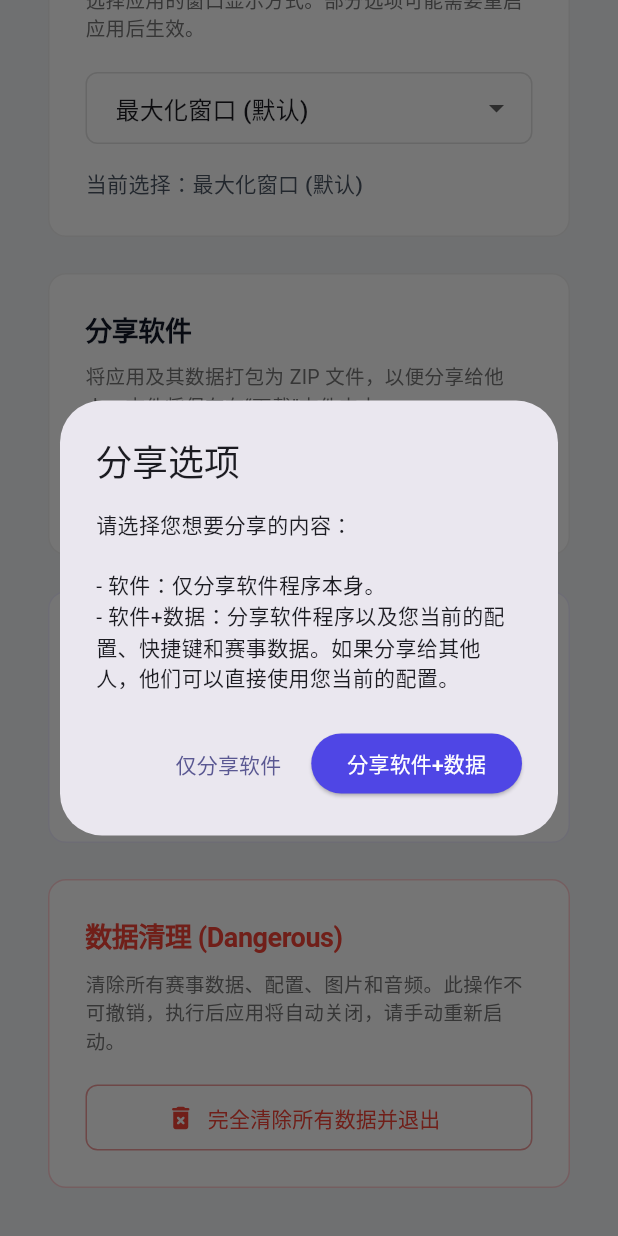
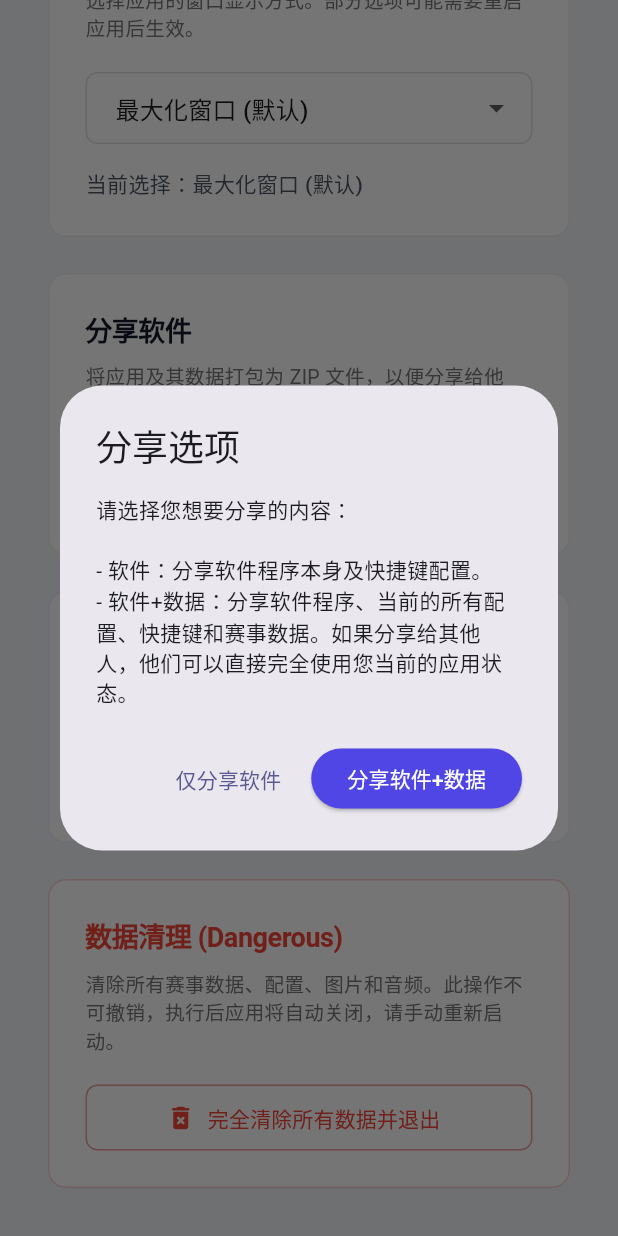
Before and after one commit to AngCW/Yihua-Timer, a Flutter app: the GeneralSettingsPage widget shown alone on an empty page, opened directly, scrolled down 101 dp, after a tap on "打包并分享软件", on a phone screen of 412 x 824 dp. Run offline on Flutter 3.47's test engine with Material 3 defaults, Android fonts, the phone set to English and light mode, and no system bars; our stand-ins replace audioplayers, drift, file_picker, package_info_plus, reorderables, shared_preferences and 1 more; missing offline and left inert: sqlite3, window_manager; accounts and stored records are empty; generated files the repository leaves out were written again; Roboto replaces fonts that are missing (Microsoft YaHei); statements that could not run were skipped.

Commit message:
feat: include hotkey settings when sharing app in software-only mode

```diff
--- a/lib/Setting/general_settings_page.dart
+++ b/lib/Setting/general_settings_page.dart
@@ -117,7 +117,7 @@ class _GeneralSettingsPageState extends State<GeneralSettingsPage> {
       builder: (context) {
         return AlertDialog(
           title: const Text('分享选项'),
-          content: const Text('请选择您想要分享的内容：\n\n- 软件：仅分享软件程序本身。\n- 软件+数据：分享软件程序以及您当前的配置、快捷键和赛事数据。如果分享给其他人，他们可以直接使用您当前的配置。'),
+          content: const Text('请选择您想要分享的内容：\n\n- 软件：分享软件程序本身及快捷键配置。\n- 软件+数据：分享软件程序、当前的所有配置、快捷键和赛事数据。如果分享给其他人，他们可以直接完全使用您当前的应用状态。'),
           actions: [
             TextButton(
               onPressed: () {
```
Also changed, not shown: lib/Services/share_app_service.dart (+11 -2 lines).
